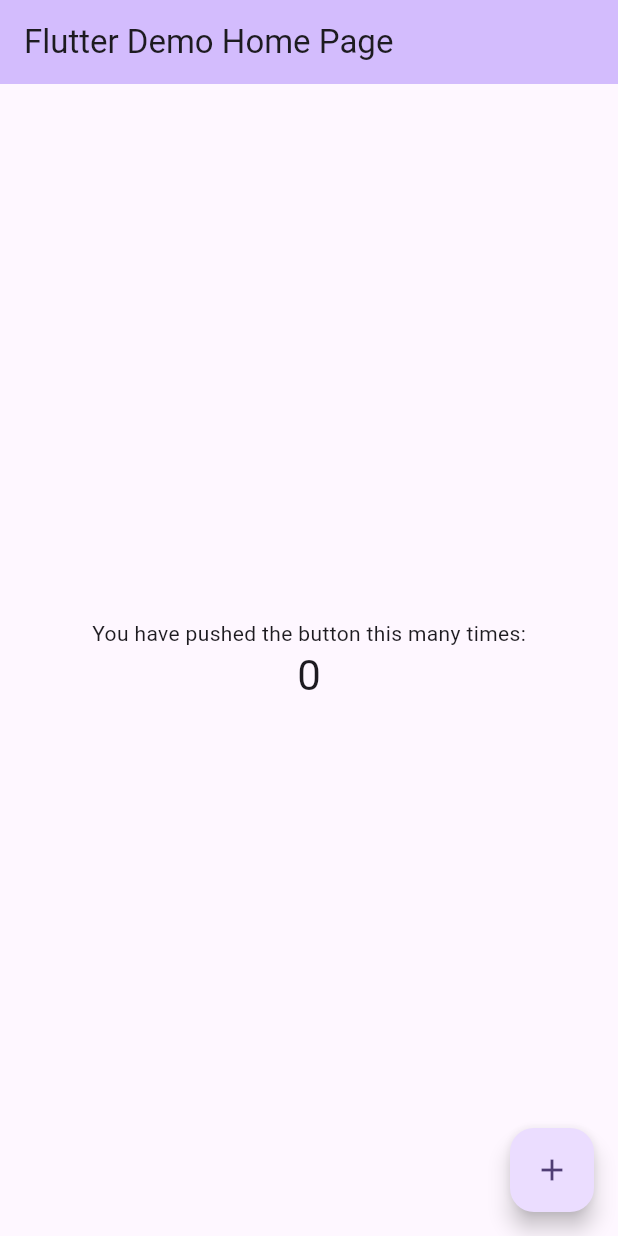
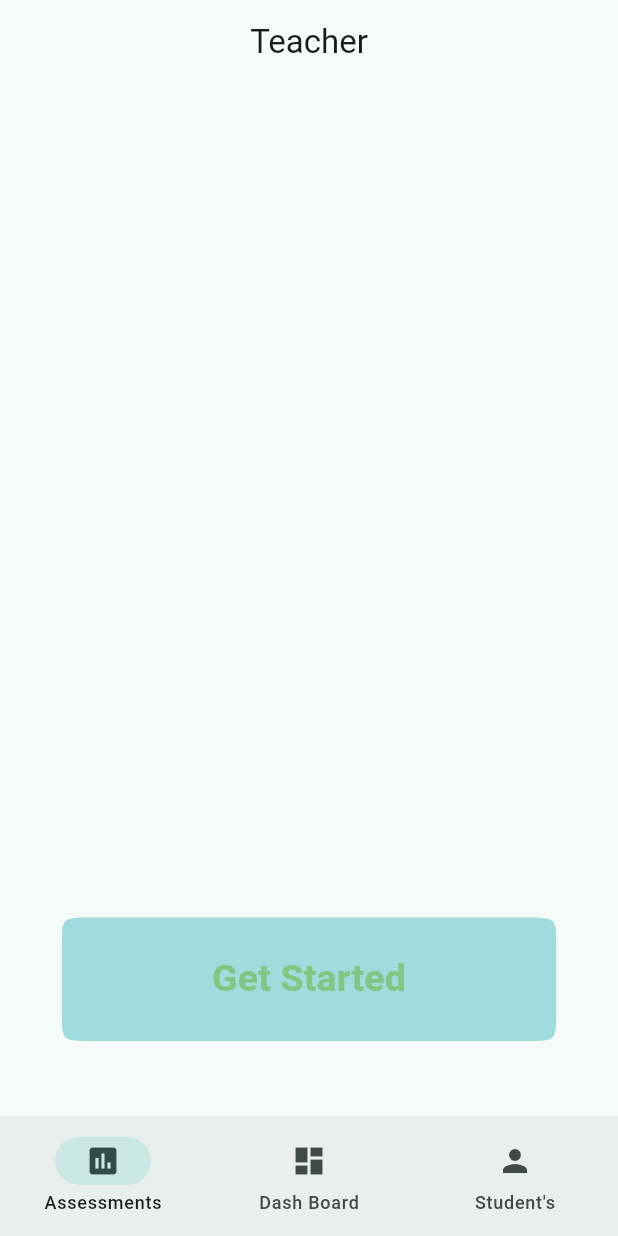
Before and after one commit to Angelou-cious/phil-iri, a Flutter app: the screen it shows after launch, on a phone screen of 412 x 824 dp. Run offline on Flutter 3.47's test engine with Material 3 defaults, Android fonts, the phone set to English and light mode, and no system bars.

Commit message:
create app bar and bottom navigation

```diff
--- a/lib/main.dart
+++ b/lib/main.dart
@@ -1,125 +1,17 @@
 import 'package:flutter/material.dart';
+import 'package:phil_iri/src/view/widget_tree.dart';
 
 void main() {
-  runApp(const MyApp());
-}
-
-class MyApp extends StatelessWidget {
-  const MyApp({super.key});
-
-  // This widget is the root of your application.
-  @override
-  Widget build(BuildContext context) {
-    return MaterialApp(
-      title: 'Flutter Demo',
+  runApp(
+    MaterialApp(
+      debugShowCheckedModeBanner: false,
       theme: ThemeData(
-        // This is the theme of your application.
-        //
-        // TRY THIS: Try running your application with "flutter run". You'll see
-        // the application has a purple toolbar. Then, without quitting the app,
-        // try changing the seedColor in the colorScheme below to Colors.green
-        // and then invoke "hot reload" (save your changes or press the "hot
-        // reload" button in a Flutter-supported IDE, or press "r" if you used
-        // the command line to start the app).
-        //
-        // Notice that the counter didn't reset back to zero; the application
-        // state is not lost during the reload. To reset the state, use hot
-        // restart instead.
-        //
-        // This works for code too, not just values: Most code changes can be
-        // tested with just a hot reload.
-        colorScheme: ColorScheme.fromSeed(seedColor: Colors.deepPurple),
-        useMaterial3: true,
-      ),
-      home: const MyHomePage(title: 'Flutter Demo Home Page'),
-    );
-  }
-}
-
-class MyHomePage extends StatefulWidget {
-  const MyHomePage({super.key, required this.title});
-
-  // This widget is the home page of your application. It is stateful, meaning
-  // that it has a State object (defined below) that contains fields that affect
-  // how it looks.
-
-  // This class is the configuration for the state. It holds the values (in this
-  // case the title) provided by the parent (in this case the App widget) and
-  // used by the build method of the State. Fields in a Widget subclass are
-  // always marked "final".
-
-  final String title;
-
-  @override
-  State<MyHomePage> createState() => _MyHomePageState();
-}
-
-class _MyHomePageState extends State<MyHomePage> {
-  int _counter = 0;
-
-  void _incrementCounter() {
-    setState(() {
-      // This call to setState tells the Flutter framework that something has
-      // changed in this State, which causes it to rerun the build method below
-      // so that the display can reflect the updated values. If we changed
-      // _counter without calling setState(), then the build method would not be
-      // called again, and so nothing would appear to happen.
-      _counter++;
-    });
-  }
-
-  @override
-  Widget build(BuildContext context) {
-    // This method is rerun every time setState is called, for instance as done
-    // by the _incrementCounter method above.
-    //
-    // The Flutter framework has been optimized to make rerunning build methods
-    // fast, so that you can just rebuild anything that needs updating rather
-    // than having to individually change instances of widgets.
-    return Scaffold(
-      appBar: AppBar(
-        // TRY THIS: Try changing the color here to a specific color (to
-        // Colors.amber, perhaps?) and trigger a hot reload to see the AppBar
-        // change color while the other colors stay the same.
-        backgroundColor: Theme.of(context).colorScheme.inversePrimary,
-        // Here we take the value from the MyHomePage object that was created by
-        // the App.build method, and use it to set our appbar title.
-        title: Text(widget.title),
-      ),
-      body: Center(
-        // Center is a layout widget. It takes a single child and positions it
-        // in the middle of the parent.
-        child: Column(
-          // Column is also a layout widget. It takes a list of children and
-          // arranges them vertically. By default, it sizes itself to fit its
-          // children horizontally, and tries to be as tall as its parent.
-          //
-          // Column has various properties to control how it sizes itself and
-          // how it positions its children. Here we use mainAxisAlignment to
-          // center the children vertically; the main axis here is the vertical
-          // axis because Columns are vertical (the cross axis would be
-          // horizontal).
-          //
-          // TRY THIS: Invoke "debug painting" (choose the "Toggle Debug Paint"
-          // action in the IDE, or press "p" in the console), to see the
-          // wireframe for each widget.
-          mainAxisAlignment: MainAxisAlignment.center,
-          children: <Widget>[
-            const Text(
-              'You have pushed the button this many times:',
-            ),
-            Text(
-              '$_counter',
-              style: Theme.of(context).textTheme.headlineMedium,
-            ),
-          ],
+        colorScheme: ColorScheme.fromSeed(
+          seedColor: Colors.teal,
+          brightness: Brightness.light,
         ),
       ),
-      floatingActionButton: FloatingActionButton(
-        onPressed: _incrementCounter,
-        tooltip: 'Increment',
-        child: const Icon(Icons.add),
-      ), // This trailing comma makes auto-formatting nicer for build methods.
-    );
-  }
+      home: const WidgetTree(),
+    ),
+  );
 }
--- /dev/null
+++ b/lib/src/view/pages/sign_in_page.dart
@@ -0,0 +1,19 @@
+import 'package:flutter/material.dart';
+
+class SignInPage extends StatefulWidget {
+  const SignInPage({super.key});
+
+  @override
+  State<SignInPage> createState() => _SignInPageState();
+}
+
+class _SignInPageState extends State<SignInPage> {
+  @override
+  Widget build(BuildContext context) {
+    return const Center(
+      child: Text(
+        'Dash Board Page',
+      ),
+    );
+  }
+}
--- /dev/null
+++ b/lib/src/view/pages/welcome_page.dart
@@ -0,0 +1,14 @@
+import 'package:flutter/material.dart';
+import 'package:phil_iri/src/widget/button.dart';
+
+class WelcomePage extends StatelessWidget {
+  const WelcomePage({super.key});
+  @override
+  Widget build(context) {
+    return Container(
+      alignment: Alignment.bottomCenter,
+      padding: const EdgeInsets.only(bottom: 50),
+      child: const Button(text: 'Get Started'),
+    );
+  }
+}
--- /dev/null
+++ b/lib/src/view/widget_tree.dart
@@ -0,0 +1,56 @@
+import 'package:flutter/material.dart';
+import 'package:phil_iri/src/view/pages/sign_in_page.dart';
+import 'package:phil_iri/src/view/pages/welcome_page.dart';
+
+List<Widget> pages = [
+  const WelcomePage(),
+  const SignInPage(),
+];
+
+const Color bgColor = Color.fromARGB(255, 118, 255, 122);
+
+class WidgetTree extends StatefulWidget {
+  const WidgetTree({super.key});
+
+  @override
+  State<WidgetTree> createState() => _WidgetTreeState();
+}
+
+class _WidgetTreeState extends State<WidgetTree> {
+  @override
+  Widget build(BuildContext context) {
+    return Scaffold(
+      appBar: AppBar(
+        centerTitle: true,
+        title: const Text(
+          'Teacher',
+        ),
+      ),
+      body: const WelcomePage(),
+      bottomNavigationBar: NavigationBar(
+        destinations: const [
+          NavigationDestination(
+            icon: Icon(
+              Icons.assessment,
+            ),
+            label: 'Assessments',
+          ),
+          NavigationDestination(
+            icon: Icon(
+              Icons.dashboard,
+            ),
+            label: 'Dash Board',
+          ),
+          NavigationDestination(
+            icon: Icon(
+              Icons.person,
+            ),
+            label: "Student's",
+          ),
+        ],
+        onDestinationSelected: (value) {},
+        selectedIndex: 0,
+      ),
+    );
+  }
+}
--- /dev/null
+++ b/lib/src/widget/button.dart
@@ -0,0 +1,57 @@
+import 'package:flutter/material.dart';
+import 'package:phil_iri/src/view/pages/sign_in_page.dart';
+
+class Button extends StatefulWidget {
+  const Button({
+    super.key,
+    required this.text,
+  });
+
+  final String text;
+
+  @override
+  State<Button> createState() => _ButtonState();
+}
+
+class _ButtonState extends State<Button> {
+  @override
+  Widget build(BuildContext context) {
+    //
+    final mediaQuery = MediaQuery.of(context);
+    final width = mediaQuery.size.width;
+    final height = mediaQuery.size.height;
+
+    return TextButton(
+      onPressed: () {
+        Navigator.pushReplacement(
+          context,
+          MaterialPageRoute(
+            builder: (context) {
+              return const SignInPage();
+            },
+          ),
+        );
+      },
+      style: TextButton.styleFrom(
+        fixedSize: Size(
+          width * 0.8,
+          height * 0.1,
+        ),
+        backgroundColor: const Color.fromARGB(255, 160, 220, 221),
+        shape: ContinuousRectangleBorder(
+          borderRadius: BorderRadius.circular(
+            20,
+          ),
+        ),
+      ),
+      child: Text(
+        style: TextStyle(
+          color: Colors.green[300],
+          fontSize: 25,
+          fontWeight: FontWeight.w700,
+        ),
+        widget.text,
+      ),
+    );
+  }
+}
```
Also changed, not shown: 3 other files.
